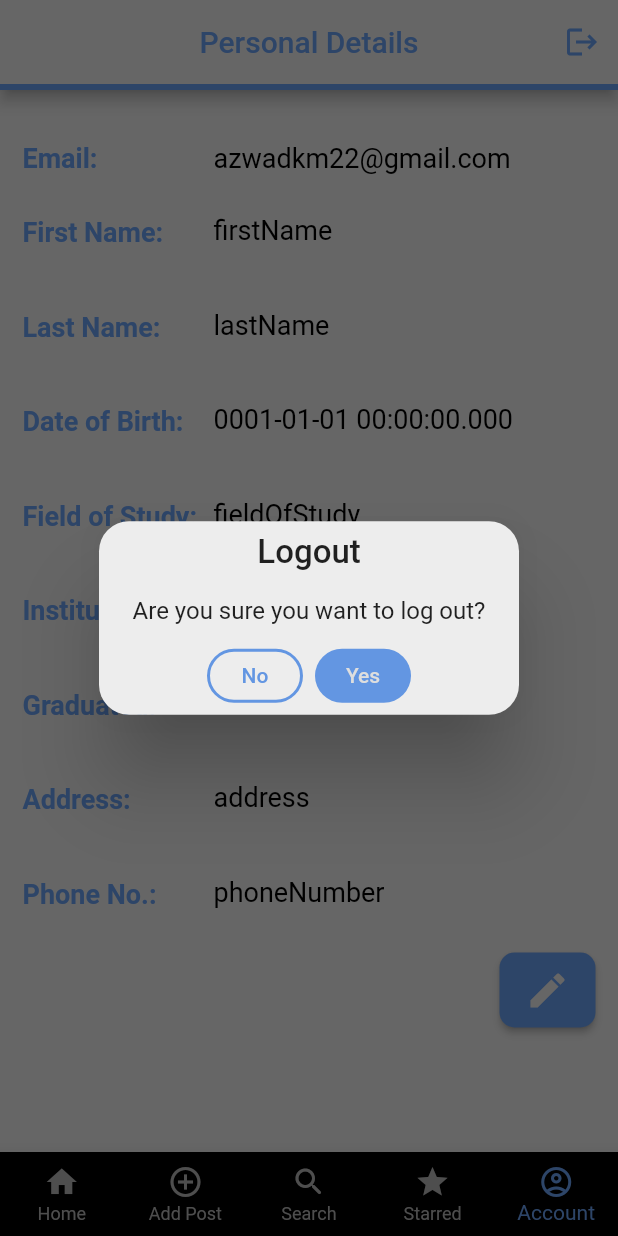
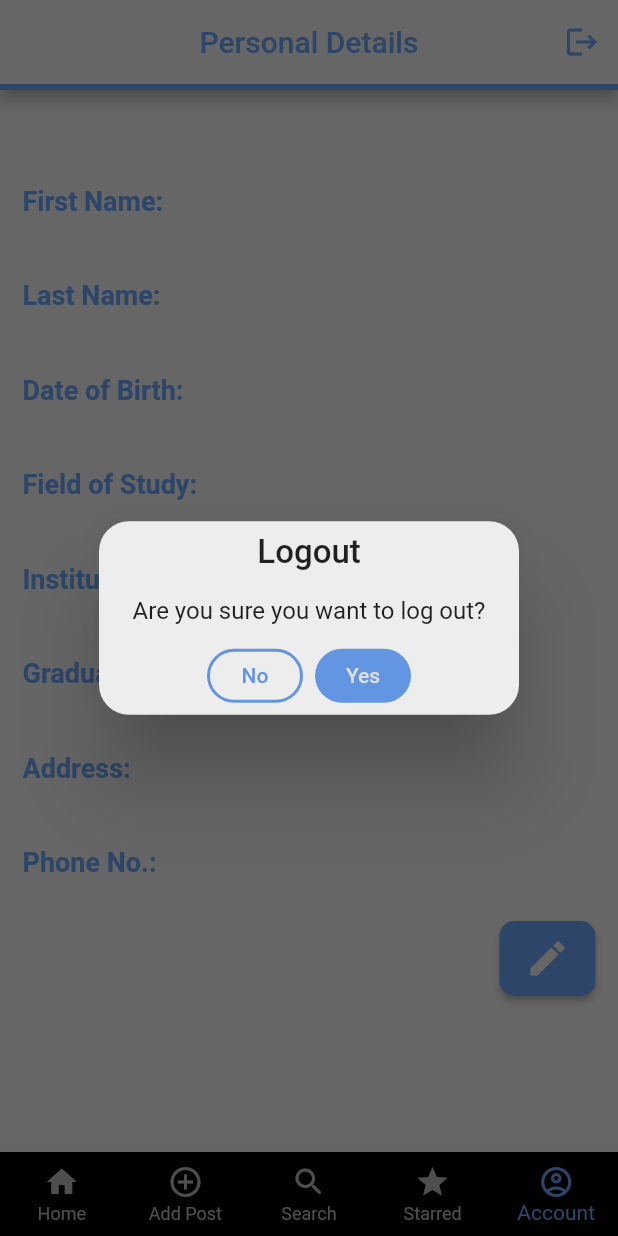
Before and after one commit to azwadkm22/JobDen, a Flutter app: the screen it shows once a user with an empty profile is signed in, item 5 of the bottom bar chosen, after a tap on the "logout" icon, on a phone screen of 412 x 824 dp. Run offline on Flutter 3.47's test engine with Material 2 defaults, Android fonts, the phone set to English and light mode, and no system bars; our stand-ins replace cloud_firestore, firebase_auth, firebase_core, get; missing offline and left inert: open_mail_app; accounts and stored records are empty; network calls fail.

Commit message:
user details done

```diff
--- a/lib/commons/controller.dart
+++ b/lib/commons/controller.dart
@@ -1,9 +1,11 @@
 import 'package:get/get.dart';
 import 'package:job_den/controllers/job_post_controller.dart';
 import 'package:job_den/controllers/search_controller.dart';
+import 'package:job_den/controllers/user_controller.dart';
 
 import '../controllers/auth_controller.dart';
 
 AuthController authController = Get.find();
 JobPostController jobPostController = Get.find();
 SearchController searchController = Get.find();
+UserController userController = Get.find();
--- a/lib/commons/navigation_bar.dart
+++ b/lib/commons/navigation_bar.dart
@@ -36,7 +36,7 @@ class AppNavigationBar extends BottomNavigationBar {
         );
       } else if (index == 4) {
         Get.offAll(() =>
-          AccountDetailsScreen(userAccount: UserAccount(email: "azwadkm22@gmail.com", lastName: "lastName", firstName: "firstName", dateOfBirth: DateTime(1,1,1), fieldOfStudy: "fieldOfStudy", institution: "institution", graduationYear: 1999, address: "address", phoneNumber: "phoneNumber", starredJobPost: []))
+          AccountDetailsScreen()
         );
       }
     },
--- a/lib/controllers/user_controller.dart
+++ b/lib/controllers/user_controller.dart
@@ -1,10 +1,71 @@
+import 'package:cloud_firestore/cloud_firestore.dart';
+import 'package:get/get.dart';
+import 'package:job_den/commons/controller.dart';
+import 'package:job_den/models/user_account.dart';
+import 'package:job_den/views/home/home_screen.dart';
+
 class UserController {
-  // bool isEditable;
-  // bool isLoading;
+  final CollectionReference<Map<String, dynamic>> userCollection =
+  FirebaseFirestore.instance.collection('users');
+
+  var isLoading = false.obs;
+  var hasInfo = false.obs;
+  UserAccount? user;
+
+  Future<void> getUserAccount(String? uid) async {
+    isLoading(true);
+    try {
+      var docSnap = await userCollection.doc(uid).get();
+      if(docSnap.exists) {
+        user = UserAccount.fromDocumentSnapshot(docSnap);
+      }
+    } catch (e) {
+      print(e);
+    }
+    finally{
+      print("reached finally");
+      isLoading(false);
+    }
+  }
+
+  Future<void> setUserInfo(
+      String? uid,
+      String? email,
+      String lastName,
+      String firstName,
+      String dateOfBirth,
+      String fieldOfStudy,
+      String institution,
+      int graduationYear,
+      String address,
+      String phoneNumber,
+      List<String> starredJobPostId) async {
+    try {
+      await userCollection.doc(uid).set({
+        "email" : email,
+        "lastName" : lastName,
+        "firstName" : firstName,
+        "dateOfBirth" : dateOfBirth,
+        "fieldOfStudy" : fieldOfStudy,
+        "institution" : institution,
+        "graduationYear" : graduationYear,
+        "address" : address,
+        "phoneNumber": phoneNumber,
+        "starredJobPostId": starredJobPostId
+      });
+
+    } catch (e) {
+      e.printError();
+    }
+    finally {
+
+    }
+  }
 
 
 
   void updateUserInfo(){}
+
   void enableEdit(){}
   void disableEdit(){}
 }
--- a/lib/main.dart
+++ b/lib/main.dart
@@ -2,6 +2,7 @@ import 'package:firebase_core/firebase_core.dart';
 import 'package:flutter/material.dart';
 import 'package:get/get.dart';
 import 'package:job_den/controllers/job_post_controller.dart';
+import 'package:job_den/controllers/user_controller.dart';
 import 'package:job_den/views/placeholder_screen.dart';
 
 import 'controllers/auth_controller.dart';
@@ -13,6 +14,7 @@ void main() async {
   Get.put(AuthController());
   Get.put(JobPostController());
   Get.put(SearchController());
+  Get.put(UserController());
   runApp(const MyApp());
 }
 
--- a/lib/models/user_account.dart
+++ b/lib/models/user_account.dart
@@ -1,16 +1,19 @@
+import 'package:cloud_firestore/cloud_firestore.dart';
+import 'package:firebase_auth/firebase_auth.dart';
+
 import 'job_post.dart';
 
 class UserAccount {
   String email;
   String lastName;
   String firstName;
-  DateTime dateOfBirth;
+  String dateOfBirth;
   String fieldOfStudy;
   String institution;
   int graduationYear;
   String address;
   String phoneNumber;
-  List<JobPost> starredJobPost;
+  List<dynamic> starredJobPostId;
 
   UserAccount({
     required this.email,
@@ -22,6 +25,9 @@ class UserAccount {
     required this.graduationYear,
     required this.address,
     required this.phoneNumber,
-    required this.starredJobPost,
+    required this.starredJobPostId,
 });
+
+  factory UserAccount.fromDocumentSnapshot(DocumentSnapshot doc) =>
+      UserAccount(email: doc['email'], lastName: doc['lastName'], firstName: doc["firstName"], dateOfBirth: doc["dateOfBirth"], fieldOfStudy: doc["fieldOfStudy"], institution: doc["institution"], graduationYear: doc["graduationYear"], address: doc["address"], phoneNumber: doc["phoneNumber"], starredJobPostId: doc["starredJobPostId"]);
 }
--- a/lib/views/account/account_details_screen.dart
+++ b/lib/views/account/account_details_screen.dart
@@ -1,4 +1,6 @@
 import 'package:flutter/material.dart';
+import 'package:get/get.dart';
+import 'package:job_den/commons/controller.dart';
 import 'package:job_den/models/user_account.dart';
 import 'package:job_den/views/account/EditButton.dart';
 import 'package:job_den/views/authentication/widgets/custom_text_field.dart';
@@ -11,7 +13,7 @@ import '../common_widgets/generic_button.dart';
 import 'info_to_field_switcher.dart';
 
 class AccountDetailsScreen extends StatefulWidget {
-  UserAccount userAccount;
+
   bool isEditable = false;
   final TextEditingController fNameController = TextEditingController();
   final TextEditingController lNameController = TextEditingController();
@@ -22,7 +24,6 @@ class AccountDetailsScreen extends StatefulWidget {
   final TextEditingController gradYearController = TextEditingController();
   final TextEditingController addressController = TextEditingController();
   final TextEditingController phoneController = TextEditingController();
-  AccountDetailsScreen({Key? key, required this.userAccount}) : super(key: key);
   @override
   _AccountDetailsState createState() => _AccountDetailsState();
 }
@@ -30,6 +31,8 @@ class AccountDetailsScreen extends StatefulWidget {
 class _AccountDetailsState extends State<AccountDetailsScreen> {
   @override
   Widget build(BuildContext context) {
+
+    userController.getUserAccount(authController.user?.uid);
     return Scaffold(
         backgroundColor: ColorPalette.backgroundColor,
         body: _buildContent(),
@@ -38,6 +41,8 @@ class _AccountDetailsState extends State<AccountDetailsScreen> {
     );
   }
   Widget _buildContent() {
+    return Obx( () {
+      if(userController.isLoading.value) return Center(child: CircularProgressIndicator(),);
       return SafeArea(
         child: Padding(
           padding: const EdgeInsets.all(15.0),
@@ -48,33 +53,83 @@ class _AccountDetailsState extends State<AccountDetailsScreen> {
               mainAxisAlignment: MainAxisAlignment.spaceAround,
               children: [
                 const SizedBox(height: 20),
-              Row(
-                children: [
-                  const Expanded(flex: 4, child: Text("Email: ", style: TextStyle(fontSize: 18, fontWeight: FontWeight.w600, color: ColorPalette.blue),)),
-                  Expanded(flex: 8, child: Text(widget.userAccount.email, style: const TextStyle(fontSize: 18, color: ColorPalette.black),)),
-                ],
-              ),
+                // Row(
+                //   children: [
+                //     const Expanded(flex: 4,
+                //         child: Text("Email: ",
+                //           style: TextStyle(fontSize: 18, fontWeight: FontWeight
+                //               .w600, color: ColorPalette.blue),)),
+                //     Expanded(flex: 8,
+                //         child: Text(authController.user?.email,
+                //           style: const TextStyle(
+                //               fontSize: 18, color: ColorPalette.black),)),
+                //   ],
+                // ),
                 const SizedBox(height: 15,),
-              InfoToFieldSwitcher(info: widget.userAccount.firstName,isEditable: widget.isEditable, controller: widget.fNameController, label: "First Name",),
+                InfoToFieldSwitcher(info: userController.user?.firstName,
+                  isEditable: widget.isEditable,
+                  controller: widget.fNameController,
+                  label: "First Name",),
                 const SizedBox(height: 15,),
-              InfoToFieldSwitcher(info: widget.userAccount.lastName,isEditable: widget.isEditable, controller: widget.lNameController, label: "Last Name",),
+                InfoToFieldSwitcher(info: userController.user?.lastName,
+                  isEditable: widget.isEditable,
+                  controller: widget.lNameController,
+                  label: "Last Name",),
                 const SizedBox(height: 15,),
-              InfoToFieldSwitcher(info: widget.userAccount.dateOfBirth,isEditable: widget.isEditable, controller: widget.dobController, label: "Date of Birth",),
+                InfoToFieldSwitcher(info: userController.user?.dateOfBirth,
+                  isEditable: widget.isEditable,
+                  controller: widget.dobController,
+                  label: "Date of Birth",),
                 const SizedBox(height: 15,),
-              InfoToFieldSwitcher(info: widget.userAccount.fieldOfStudy,isEditable: widget.isEditable, controller: widget.fieldController, label: "Field of Study",),
+                InfoToFieldSwitcher(info: userController.user?.fieldOfStudy,
+                  isEditable: widget.isEditable,
+                  controller: widget.fieldController,
+                  label: "Field of Study",),
                 const SizedBox(height: 15,),
-              InfoToFieldSwitcher(info: widget.userAccount.institution,isEditable: widget.isEditable, controller: widget.instController, label: "Institution",),
+                InfoToFieldSwitcher(info: userController.user?.institution,
+                  isEditable: widget.isEditable,
+                  controller: widget.instController,
+                  label: "Institution",),
                 const SizedBox(height: 15,),
-              InfoToFieldSwitcher(info: widget.userAccount.graduationYear,isEditable: widget.isEditable, controller: widget.gradYearController, label: "Graduated",),
+                InfoToFieldSwitcher(info: userController.user?.graduationYear,
+                  isEditable: widget.isEditable,
+                  controller: widget.gradYearController,
+                  label: "Graduated",),
                 const SizedBox(height: 15,),
-              InfoToFieldSwitcher(info: widget.userAccount.address,isEditable: widget.isEditable, controller: widget.addressController, label: "Address",),
+                InfoToFieldSwitcher(info: userController.user?.address,
+                  isEditable: widget.isEditable,
+                  controller: widget.addressController,
+                  label: "Address",),
                 const SizedBox(height: 15,),
-              InfoToFieldSwitcher(info: widget.userAccount.phoneNumber,isEditable: widget.isEditable, controller: widget.phoneController, label: "Phone No.",),
+                InfoToFieldSwitcher(info: userController.user?.phoneNumber,
+                  isEditable: widget.isEditable,
+                  controller: widget.phoneController,
+                  label: "Phone No.",),
                 const SizedBox(height: 15,),
                 widget.isEditable ?
-              SubmitButton(onPressed: (){
+                SubmitButton(onPressed: () async {
+                  print(widget.lNameController.text);
+                  await userController.setUserInfo(
+                      authController.user?.uid,
+                      authController.user?.email,
+                      widget.lNameController.text,
+                      widget.fNameController.text,
+                      widget.dobController.text,
+                      widget.fieldController.text,
+                      widget.instController.text,
+                      int.parse(widget.gradYearController.text),
+                      widget.addressController.text,
+                      widget.phoneController.text,
+                      []);
                   setState(() {
-                  // Do Stuff
+                    widget.lNameController.text = widget.lNameController.text;
+                    widget.fNameController.text = widget.fNameController.text;
+                    widget.dobController.text = widget.dobController.text;
+                    widget.fieldController.text = widget.fieldController.text;
+                    widget.instController.text = widget.instController.text;
+                    widget.gradYearController.text = widget.gradYearController.text;
+                    widget.addressController.text = widget.addressController.text;
+                    widget.phoneController.text = widget.phoneController.text;
                     widget.isEditable = false;
                   });
                 }, text: "Save Edit")
@@ -92,4 +147,6 @@ class _AccountDetailsState extends State<AccountDetailsScreen> {
         ),
       );
     }
+    );
   }
+}
--- a/lib/views/authentication/widgets/custom_text_field.dart
+++ b/lib/views/authentication/widgets/custom_text_field.dart
@@ -8,6 +8,7 @@ class CustomTextField extends Container {
     required hintText,
     smallMargin = false,
     bool isPassword = false,
+    String initialText = "",
   }) :
         super(key: key,
             padding: const EdgeInsets.only(left: 10, right: 10),
--- a/lib/views/common_widgets/logout_button.dart
+++ b/lib/views/common_widgets/logout_button.dart
@@ -1,6 +1,8 @@
 import 'package:flutter/material.dart';
 import 'package:get/get.dart';
 import 'package:job_den/views/common_widgets/color_palette.dart';
+
+import '../../commons/controller.dart';
 
 class LogoutButton extends StatelessWidget {
   @override
@@ -19,7 +21,7 @@ class LogoutButton extends StatelessWidget {
             textConfirm: "Yes",
             onCancel: () {},
             onConfirm: () {
-              // authController.signOut();
+              authController.signOut();
               Navigator.of(context).pop();
             });
       },
--- a/lib/views/placeholder_screen.dart
+++ b/lib/views/placeholder_screen.dart
@@ -1,6 +1,7 @@
 import 'package:flutter/material.dart';
 import 'package:get/get.dart';
 import 'package:job_den/commons/controller.dart';
+import 'package:job_den/views/add_details/add_details_screen.dart';
 import 'package:job_den/views/authentication/login_page.dart';
 import 'package:job_den/views/home/home_screen.dart';
 
@@ -13,7 +14,11 @@ class PlaceHolderScreen extends StatelessWidget {
     return Obx(() {
       if ((authController.user != null)) {
         jobPostController.getJobPosts();
-        return HomeScreen();
+        if(authController.isNewUser.value) {
+          return AddDetailsScreen();
+        } else {
+          return HomeScreen();
+        }
       } else {
         return LoginPage();
       }
```
Also changed, not shown: lib/controllers/auth_controller.dart (+6 -1 lines), lib/views/add_details/add_details_screen.dart (+7 -4 lines). Lines whose indentation alone changed are shown as unchanged.
